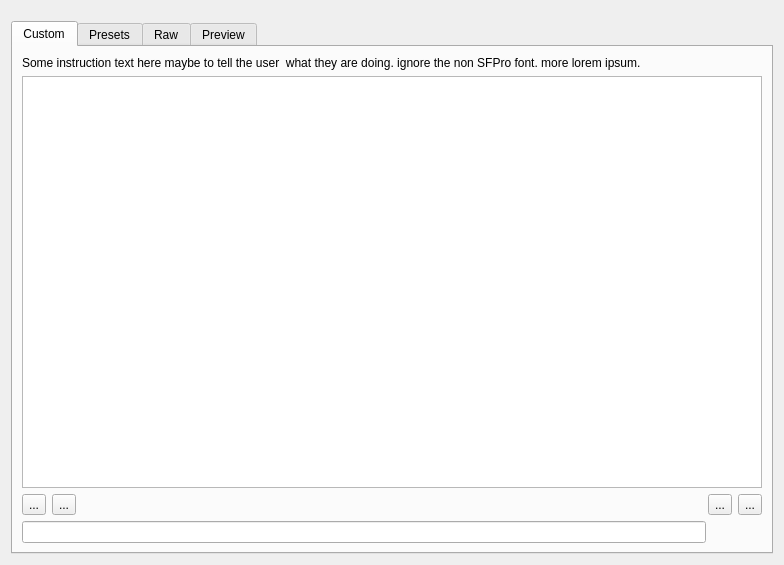
The window that src/vorta/assets/UI/excludedialog.ui (borgbase/vorta) describes before a commit, drawn with Qt 5.
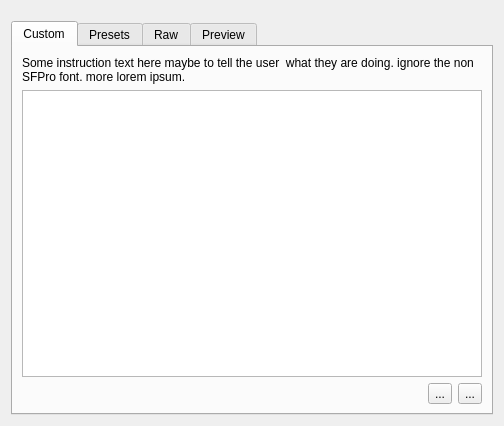
The same window after the commit.

```diff
--- a/src/vorta/assets/UI/excludedialog.ui
+++ b/src/vorta/assets/UI/excludedialog.ui
@@ -6,8 +6,8 @@
    <rect>
     <x>0</x>
     <y>0</y>
-    <width>784</width>
-    <height>565</height>
+    <width>504</width>
+    <height>426</height>
    </rect>
   </property>
   <property name="windowTitle">
@@ -44,20 +44,6 @@
          </item>
          <item>
           <layout class="QHBoxLayout" name="horizontalLayout">
-           <item>
-            <widget class="QToolButton" name="toolButton_3">
-             <property name="text">
-              <string>...</string>
-             </property>
-            </widget>
-           </item>
-           <item>
-            <widget class="QToolButton" name="toolButton_4">
-             <property name="text">
-              <string>...</string>
-             </property>
-            </widget>
-           </item>
            <item>
             <spacer name="horizontalSpacer">
              <property name="orientation">
@@ -87,23 +73,6 @@
            </item>
           </layout>
          </item>
-         <item>
-          <layout class="QHBoxLayout" name="horizontalLayout_2">
-           <item>
-            <widget class="QLineEdit" name="lineEdit"/>
-           </item>
-           <item>
-            <widget class="QWidget" name="widget" native="true">
-             <property name="minimumSize">
-              <size>
-               <width>50</width>
-               <height>0</height>
-              </size>
-             </property>
-            </widget>
-           </item>
-          </layout>
-         </item>
         </layout>
        </widget>
        <widget class="QWidget" name="tab_2">
```
Left out of the diff: 4 changed lines with no effect on the pictures.
